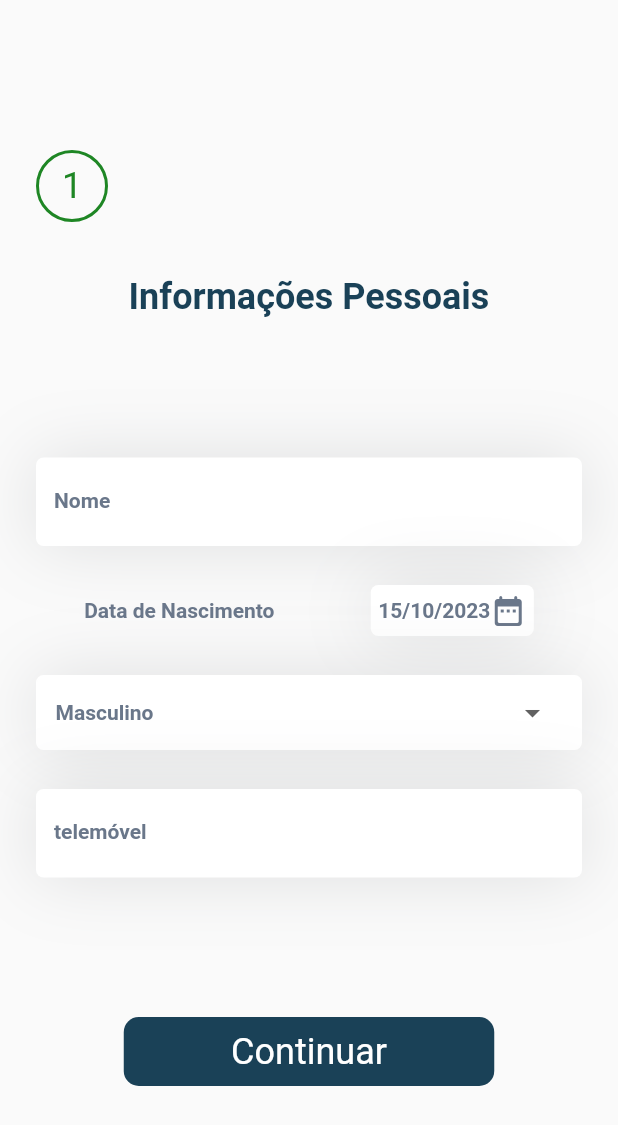
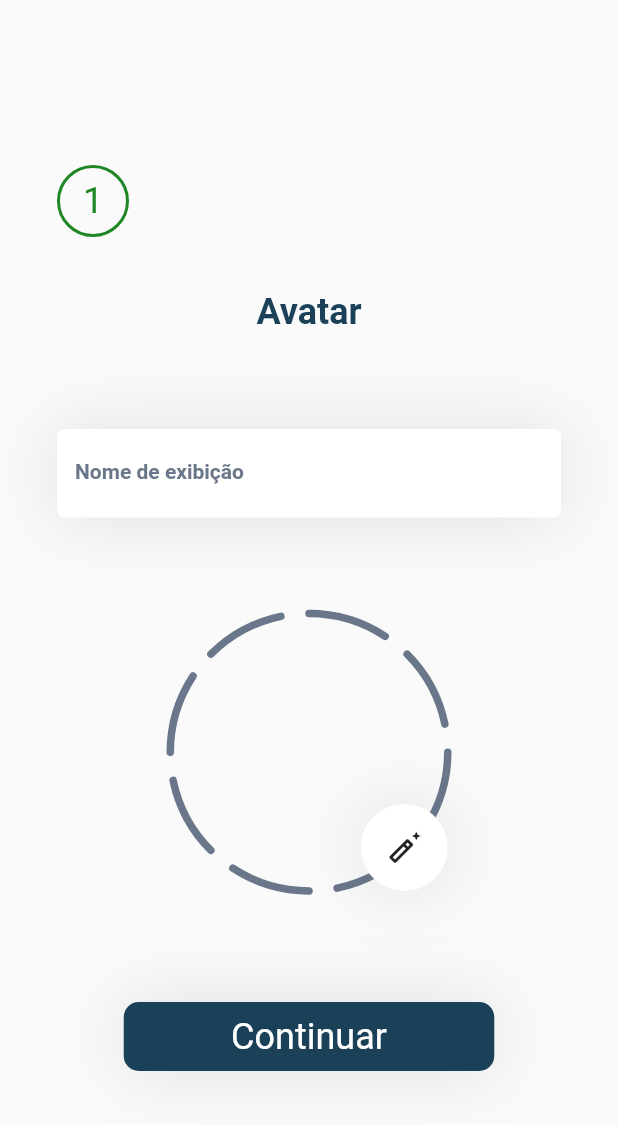
Before and after one commit to BeatEcoprove/beat_ecoprove_mobile, a Flutter app: the screen it shows after launch, on a phone screen of 412 x 824 dp. Shown: the top 1125 px of the screen. Run offline on Flutter 3.47's test engine with Material 2 defaults, Android fonts, the phone set to English and light mode, and no system bars; our stand-ins replace flutter_svg, get_it.

Commit message:
add: Second Stage

```diff
--- a/lib/auth/presentation/sign_in/sign_in_view.dart
+++ b/lib/auth/presentation/sign_in/sign_in_view.dart
@@ -1,11 +1,13 @@
-import 'package:beat_ecoprove/auth/presentation/sign_in/stages/first_stage.dart';
+import 'package:beat_ecoprove/auth/presentation/sign_in/stages/second_stage.dart';
 import 'package:flutter/material.dart';
 
 class SignInView extends StatelessWidget {
+  static const double headerGap = 36;
+
   const SignInView({super.key});
 
   @override
   Widget build(BuildContext context) {
-    return const FirstStage();
+    return const SecondStage();
   }
 }
--- a/lib/auth/presentation/sign_in/stages/first_stage.dart
+++ b/lib/auth/presentation/sign_in/stages/first_stage.dart
@@ -1,3 +1,5 @@
+import 'package:beat_ecoprove/auth/presentation/sign_in/sign_in_view.dart';
+import 'package:beat_ecoprove/auth/widgets/scroll_handler.dart';
 import 'package:beat_ecoprove/core/config/global.dart';
 import 'package:beat_ecoprove/core/widgets/date_picker.dart';
 import 'package:beat_ecoprove/core/widgets/formated_button.dart';
@@ -16,24 +18,12 @@ class FirstStage extends StatefulWidget {
 
 class _FirstStageState extends State<FirstStage> {
   static const double _textBoxGap = 26;
-  static const double _headerGap = 36;
-
-  static const double _topPadding = 100;
-  static const double _bottomPadding = 100;
-  static const double _horizontalPadding = 24;
 
   @override
   Widget build(BuildContext context) {
-    return SingleChildScrollView(
-        child: Padding(
-            padding: const EdgeInsets.only(
-                left: _horizontalPadding,
-                right: _horizontalPadding,
-                top: _topPadding,
-                bottom: _bottomPadding),
-            child: ConstrainedBox(
-              constraints:
-                  BoxConstraints(minHeight: _calculateScreenHeight(context)),
+    return ScrollHandler.similiar(
+      verticalPadding: 110,
+      horizontalPadding: 38,
       child: Column(
         mainAxisAlignment: MainAxisAlignment.spaceBetween,
         children: [
@@ -41,7 +31,7 @@ class _FirstStageState extends State<FirstStage> {
             children: [
               StepByStep(),
               SizedBox(
-                        height: _headerGap,
+                height: SignInView.headerGap,
               ),
               Text(
                 "Informações Pessoais",
@@ -93,10 +83,6 @@ class _FirstStageState extends State<FirstStage> {
           const FormattedButton(content: "Continuar")
         ],
       ),
-            )));
-  }
-
-  double _calculateScreenHeight(BuildContext context) {
-    return MediaQuery.of(context).size.height - (_topPadding + _bottomPadding);
+    );
   }
 }
--- /dev/null
+++ b/lib/auth/presentation/sign_in/stages/second_stage.dart
@@ -0,0 +1,53 @@
+import 'package:beat_ecoprove/auth/presentation/sign_in/sign_in_view.dart';
+import 'package:beat_ecoprove/auth/widgets/scroll_handler.dart';
+import 'package:beat_ecoprove/core/config/global.dart';
+import 'package:beat_ecoprove/core/widgets/choose_avatar.dart';
+import 'package:beat_ecoprove/core/widgets/formated_button.dart';
+import 'package:beat_ecoprove/core/widgets/formatted_text_field/formated_text_field.dart';
+import 'package:beat_ecoprove/core/widgets/step_by_step.dart';
+import 'package:flutter/material.dart';
+
+class SecondStage extends StatefulWidget {
+  const SecondStage({super.key});
+
+  @override
+  State<SecondStage> createState() => SecondStageState();
+}
+
+class SecondStageState extends State<SecondStage> {
+  @override
+  Widget build(BuildContext context) {
+    return const ScrollHandler.similiar(
+        verticalPadding: 110,
+        horizontalPadding: 38,
+        child: Column(
+          mainAxisAlignment: MainAxisAlignment.spaceBetween,
+          children: [
+            Column(
+              children: [
+                StepByStep(),
+                SizedBox(
+                  height: SignInView.headerGap,
+                ),
+                Text(
+                  "Avatar",
+                  style: AppText.header,
+                ),
+              ],
+            ),
+            Column(
+              children: [
+                FormattedTextField(
+                  hintText: "Nome de exibição",
+                ),
+                SizedBox(
+                  height: 54,
+                ),
+                ChooseAvatar()
+              ],
+            ),
+            FormattedButton(content: "Continuar")
+          ],
+        ));
+  }
+}
--- /dev/null
+++ b/lib/auth/widgets/scroll_handler.dart
@@ -0,0 +1,48 @@
+import 'package:flutter/material.dart';
+
+class ScrollHandler extends StatelessWidget {
+  final double topPadding;
+  final double bottomPadding;
+  final double leftPadding;
+  final double rightPadding;
+  final Widget child;
+
+  const ScrollHandler(
+      {this.topPadding = 0,
+      this.bottomPadding = 0,
+      this.leftPadding = 0,
+      this.rightPadding = 0,
+      required this.child,
+      Key? key})
+      : super(key: key);
+
+  const ScrollHandler.similiar(
+      {double horizontalPadding = 0,
+      double verticalPadding = 0,
+      required this.child,
+      Key? key})
+      : topPadding = verticalPadding,
+        bottomPadding = verticalPadding,
+        rightPadding = horizontalPadding,
+        leftPadding = horizontalPadding,
+        super(key: key);
+
+  @override
+  Widget build(BuildContext context) {
+    return SingleChildScrollView(
+        child: Padding(
+            padding: EdgeInsets.only(
+                left: leftPadding,
+                right: rightPadding,
+                top: topPadding,
+                bottom: bottomPadding),
+            child: ConstrainedBox(
+                constraints:
+                    BoxConstraints(minHeight: _calculateScreenHeight(context)),
+                child: child)));
+  }
+
+  double _calculateScreenHeight(BuildContext context) {
+    return MediaQuery.of(context).size.height - (topPadding + bottomPadding);
+  }
+}
--- /dev/null
+++ b/lib/core/widgets/choose_avatar.dart
@@ -0,0 +1,122 @@
+import 'dart:math';
+
+import 'package:beat_ecoprove/core/config/global.dart';
+import 'package:flutter/material.dart';
+
+class ChooseAvatar extends StatelessWidget {
+  final double heigth;
+
+  const ChooseAvatar({this.heigth = 185, Key? key}) : super(key: key);
+
+  @override
+  Widget build(BuildContext context) {
+    return Padding(
+      padding: const EdgeInsets.all(10),
+      child: Stack(children: [
+        CustomPaint(
+          size: Size(heigth, heigth),
+          foregroundPainter: MyPainter(
+              completeColor: AppColor.widgetSecondary,
+              width: 5,
+              dashWidth: 10,
+              dashSpace: 0.1),
+          child: SizedBox(
+            height: heigth,
+            width: heigth,
+            child: const CircleAvatar(
+              backgroundColor: Colors.transparent,
+            ),
+          ),
+        ),
+        const Positioned(
+            bottom: 0,
+            right: 0,
+            child: CircularButton(
+              height: 58,
+            )),
+      ]),
+    );
+  }
+}
+
+class CircularButton extends StatelessWidget {
+  final double height;
+  final void Function()? onTap;
+
+  const CircularButton({this.height = 10, this.onTap, Key? key})
+      : super(key: key);
+
+  @override
+  Widget build(BuildContext context) {
+    return InkWell(
+      onTap: onTap ?? onTap,
+      child: Container(
+        height: height,
+        width: height,
+        decoration: const BoxDecoration(
+            shape: BoxShape.circle,
+            color: Colors.white,
+            boxShadow: [AppColor.defaultShadow]),
+        child: const Icon(Icons.auto_fix_normal_outlined),
+      ),
+    );
+  }
+}
+
+class MyPainter extends CustomPainter {
+  Color lineColor = Colors.transparent;
+  Color completeColor;
+  double width;
+  double dashWidth;
+  double dashSpace;
+
+  MyPainter({
+    required this.completeColor,
+    required this.width,
+    required this.dashWidth,
+    required this.dashSpace,
+  });
+
+  @override
+  void paint(Canvas canvas, Size size) {
+    Paint complete = Paint()
+      ..color = completeColor
+      ..strokeCap = StrokeCap.round
+      ..style = PaintingStyle.stroke
+      ..strokeWidth = width;
+
+    Offset center = Offset(size.width / 2, size.height / 2);
+    double radius = min(size.width / 2, size.height / 2);
+    var percent = (size.width * 0.001) / 2;
+
+    double arcAngle = 2 * pi * percent;
+
+    for (var i = 0; i < 8; i++) {
+      var init = (-pi / 2) * (i / 2);
+
+      // Create a path for the dashed arc
+      Path dashPath = Path();
+      dashPath.addArc(
+        Rect.fromCircle(center: center, radius: radius),
+        init,
+        arcAngle,
+      );
+
+      // Draw the dashed arc
+      canvas.drawPath(
+        dashPath,
+        complete
+          ..shader =
+              null, // To remove any shader that may have been set previously
+      );
+
+      // Advance the starting point for the next dash
+      init += (arcAngle + dashSpace);
+    }
+  }
+
+  @override
+  bool shouldRepaint(CustomPainter oldDelegate) {
+    return true;
+  }
+}
--- a/lib/core/widgets/formated_button.dart
+++ b/lib/core/widgets/formated_button.dart
@@ -23,6 +23,7 @@ class FormattedButton extends StatelessWidget {
           width: double.infinity,
           constraints: const BoxConstraints(maxWidth: defaultWidth),
           decoration: const BoxDecoration(
+              boxShadow: [AppColor.defaultShadow],
               borderRadius: BorderRadius.all(defaultRadius),
               color: AppColor.buttonBackground),
           child: Center(
```
Lines whose indentation alone changed are shown as unchanged.
